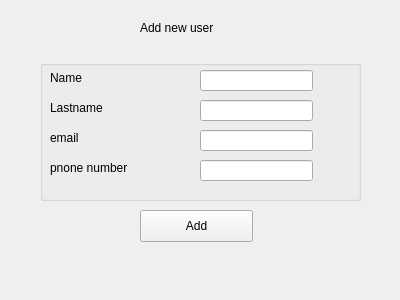
yarchiT/ATM_banking, file ATM/adduserform.ui: the form before one commit.
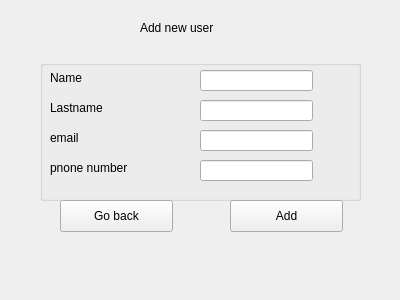
The form after the commit.

Patch:
```diff
--- a/ATM/adduserform.ui
+++ b/ATM/adduserform.ui
@@ -181,8 +181,8 @@
   <widget class="QPushButton" name="pushButton_2">
    <property name="geometry">
     <rect>
-     <x>140</x>
-     <y>210</y>
+     <x>230</x>
+     <y>200</y>
      <width>113</width>
      <height>32</height>
     </rect>
@@ -191,6 +191,19 @@
     <string>Add</string>
    </property>
   </widget>
+  <widget class="QPushButton" name="goBack">
+   <property name="geometry">
+    <rect>
+     <x>60</x>
+     <y>200</y>
+     <width>113</width>
+     <height>32</height>
+    </rect>
+   </property>
+   <property name="text">
+    <string>Go back</string>
+   </property>
+  </widget>
  </widget>
  <resources/>
  <connections/>
```
Left out of the diff: 2 changed lines with no effect on the pictures.
